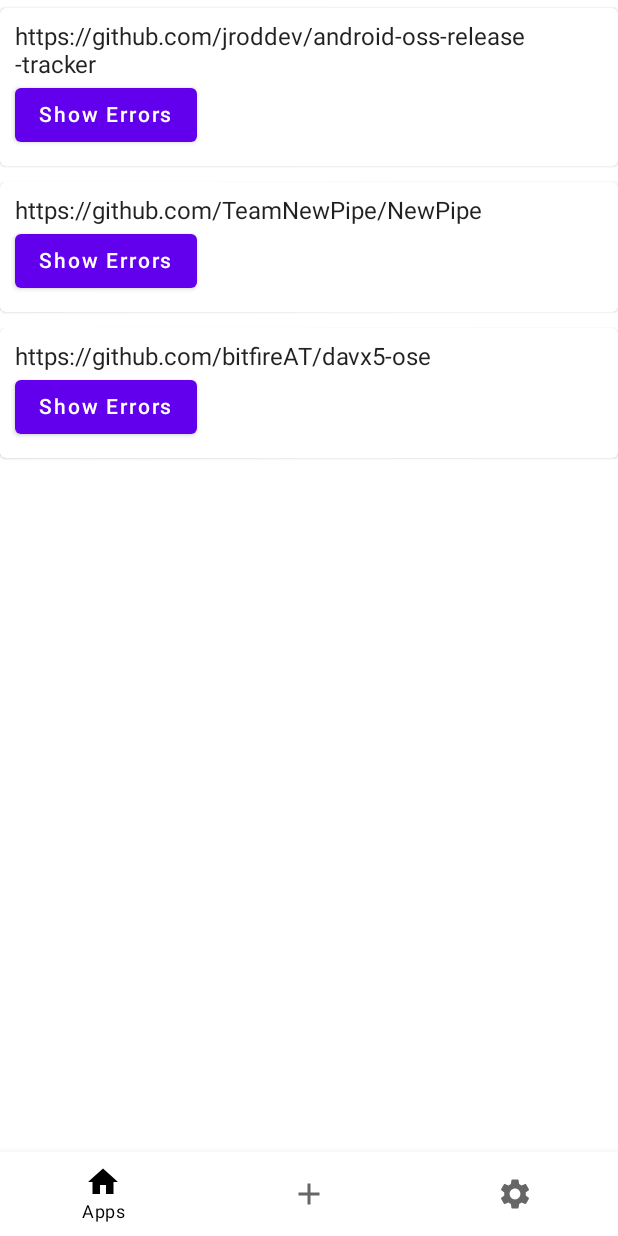
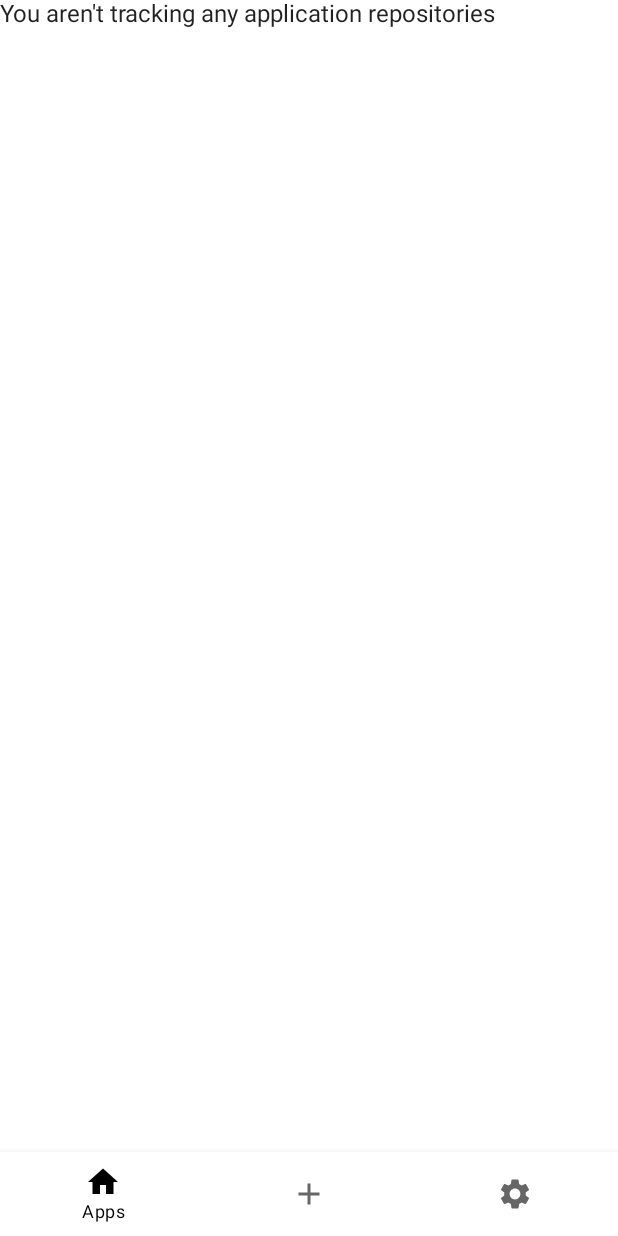
Before and after one commit to jroddev/android-oss-release-tracker, an Android app built with Jetpack Compose: the AppsScreen screen opened through its navigation route, on a phone screen of 412 x 824 dp. Run offline under Robolectric (Android 15) with nearby library versions, the phone set to English and light mode, and no system bars; our stand-ins replace Volley; pictures from the network do not load.

Commit message:
Add functionality to save trackers

```diff
--- a/app/src/main/java/com/jroddev/android_oss_release_tracker/ui/AppsScreen.kt
+++ b/app/src/main/java/com/jroddev/android_oss_release_tracker/ui/AppsScreen.kt
@@ -1,6 +1,7 @@
 package com.jroddev.android_oss_release_tracker.ui
 
 import android.content.Intent
+import android.content.SharedPreferences
 import android.content.pm.PackageManager
 import android.net.Uri
 import androidx.compose.foundation.layout.*
@@ -29,18 +30,29 @@
 @Composable
 fun AppsScreen(
     packageManager: PackageManager,
+    sharedPreferences: SharedPreferences,
     requestQueue: RequestQueue
 ) {
-    val repoUrls = remember { listOf(
-        "https://github.com/jroddev/android-oss-release-tracker",
-//                            "https://gitlab.com/AuroraOSS/AuroraStore",
-        "https://github.com/TeamNewPipe/NewPipe",
-        "https://github.com/bitfireAT/davx5-ose"
-    )}
+
+    val repoUrls = remember {
+        sharedPreferences.getStringSet("app_trackers", setOf())!!
+    }
+
+
+//    val repoUrls = remember { listOf(
+//        "https://github.com/jroddev/android-oss-release-tracker",
+////                            "https://gitlab.com/AuroraOSS/AuroraStore",
+//        "https://github.com/TeamNewPipe/NewPipe",
+//        "https://github.com/bitfireAT/davx5-ose"
+//    )}
 
     val verticalScroll = rememberScrollState()
 
     Column(modifier = Modifier.verticalScroll(verticalScroll)) {
+        if (repoUrls.isEmpty()) {
+            Text(text = "You aren't tracking any application repositories")
+        }
+
         repoUrls.forEach { url -> RenderItem(packageManager, requestQueue, url) }
     }
 }
--- a/app/src/main/java/com/jroddev/android_oss_release_tracker/ui/Navigation.kt
+++ b/app/src/main/java/com/jroddev/android_oss_release_tracker/ui/Navigation.kt
@@ -60,7 +60,7 @@
 
             // route : Home
             composable("apps") {
-                AppsScreen(packageManager, requestQueue)
+                AppsScreen(packageManager, sharedPreferences, requestQueue)
             }
 
             // route : search
```
Also changed, not shown: app/src/main/java/com/jroddev/android_oss_release_tracker/ui/NewTrackerScreen.kt (+23 -4 lines).
